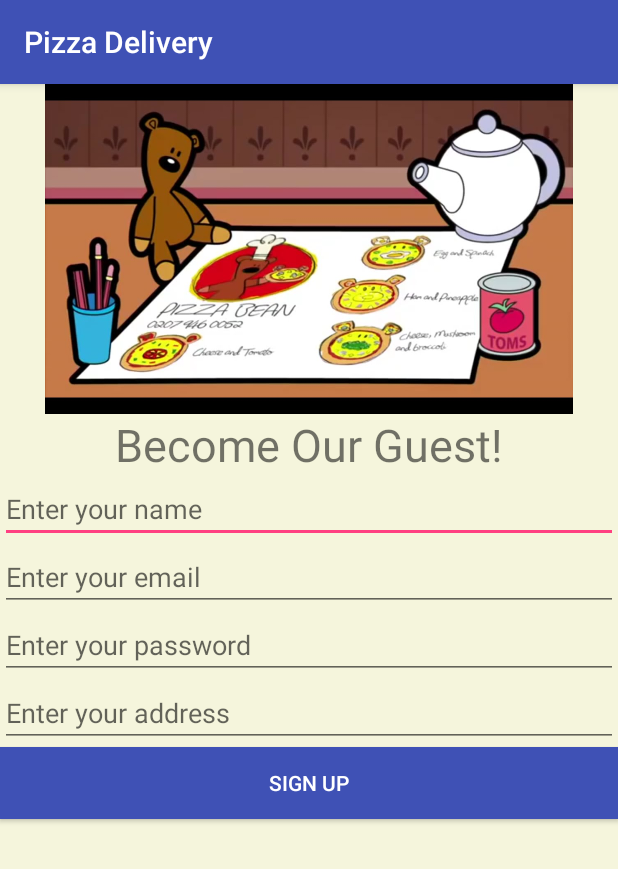
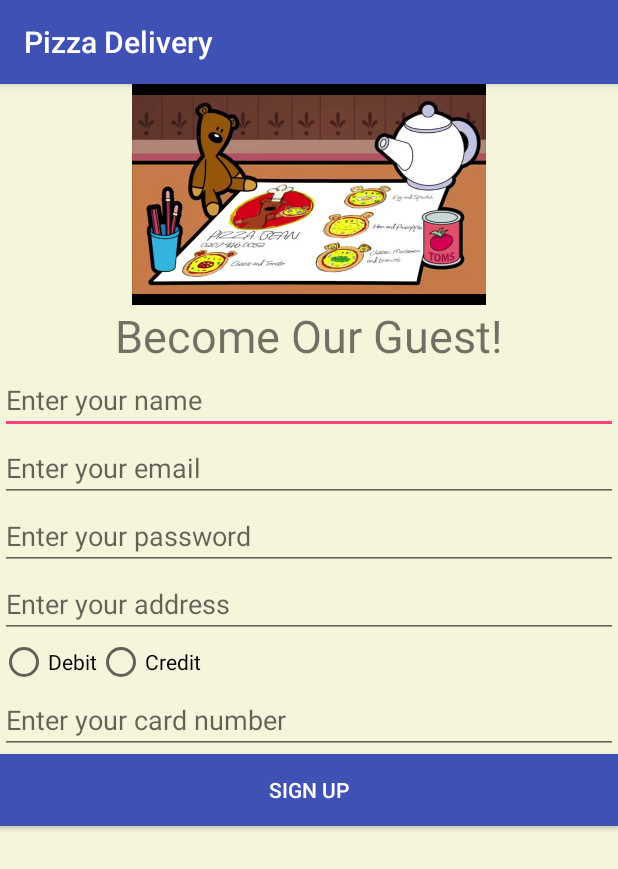
Before and after one commit to ChrisPTheCoder/PhuongLinhPham_DinKhiieuLanh_GroupProject, an Android app: the SignUpActivity screen opened directly, with no data from a screen before it, on a phone screen of 412 x 824 dp. Shown: the top 869 px of the screen. Run offline under Robolectric (Android 15) with nearby library versions, the phone set to English and light mode, and no system bars.

Commit message:
Add payment options in sign up

```diff
--- a/app/src/main/res/layout/activity_sign_up.xml
+++ b/app/src/main/res/layout/activity_sign_up.xml
@@ -10,7 +10,7 @@
 
     <ImageView
         android:layout_width="match_parent"
-        android:layout_height="220dp"
+        android:layout_height="147dp"
         android:src="@drawable/register" />
 
     <TextView
@@ -50,7 +50,28 @@
         android:ems="10"
         android:inputType="text"
         android:hint="@string/enter_your_address" />
-
+    <LinearLayout
+        android:layout_width="wrap_content"
+        android:layout_height="wrap_content"
+        android:orientation="horizontal">
+    <RadioButton
+        android:id="@+id/debit"
+        android:layout_width="wrap_content"
+        android:layout_height="wrap_content"
+        android:text="@string/debit"/>
+    <RadioButton
+        android:id="@+id/credit"
+        android:layout_width="wrap_content"
+        android:layout_height="wrap_content"
+        android:text="@string/credit"/>
+</LinearLayout>
+    <EditText
+        android:id="@+id/txtCardNum"
+        android:layout_width="match_parent"
+        android:layout_height="wrap_content"
+        android:ems="10"
+        android:inputType="numberPassword"
+        android:hint="@string/enter_your_cardnum" />
     <Button
         android:id="@+id/signUpBtn"
         android:onClick="signUp"
@@ -59,5 +80,4 @@
         android:background="@color/colorPrimary"
         android:textColor="@color/colorText"
         android:text="@string/signUp" />
-
 </LinearLayout>
--- a/app/src/main/res/values/strings.xml
+++ b/app/src/main/res/values/strings.xml
@@ -68,4 +68,7 @@ you have completed your order, select "Checkout" to know the total and what time
     <string name="enter_your_email">Enter your email</string>
     <string name="enter_your_password">Enter your password</string>
     <string name="enter_your_address">Enter your address</string>
+    <string name="enter_your_cardnum">Enter your card number</string>
+    <string name="debit">Debit</string>
+    <string name="credit">Credit</string>
 </resources>
```
